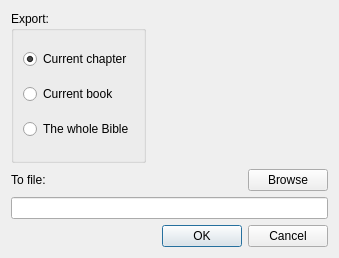
The window that exportDialog.ui (vanyog/ReadTheBible5) describes before a commit, drawn with Qt 5.
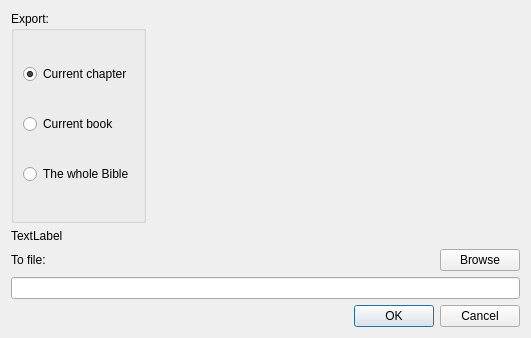
The same window after the commit.

```diff
--- a/exportDialog.ui
+++ b/exportDialog.ui
@@ -1,22 +1,42 @@
 <ui version="4.0" >
  <class>Dialog</class>
- <widget class="QDialog" name="Dialog" >
-  <property name="geometry" >
+ <widget class="QDialog" name="Dialog">
+  <property name="geometry">
    <rect>
     <x>0</x>
     <y>0</y>
-    <width>339</width>
-    <height>258</height>
+    <width>531</width>
+    <height>338</height>
    </rect>
   </property>
   <property name="windowTitle" >
    <string>Export as .html file</string>
   </property>
-  <layout class="QGridLayout" name="gridLayout" >
-   <item row="0" column="0" colspan="3" >
-    <widget class="QGroupBox" name="groupBox" >
-     <property name="sizePolicy" >
-      <sizepolicy vsizetype="Preferred" hsizetype="Fixed" >
+  <layout class="QGridLayout" name="gridLayout">
+   <item row="5" column="0" colspan="3">
+    <widget class="QDialogButtonBox" name="buttonBox">
+     <property name="orientation">
+      <enum>Qt::Orientation::Horizontal</enum>
+     </property>
+     <property name="standardButtons">
+      <set>QDialogButtonBox::StandardButton::Cancel|QDialogButtonBox::StandardButton::Ok</set>
+     </property>
+     <property name="centerButtons">
+      <bool>false</bool>
+     </property>
+    </widget>
+   </item>
+   <item row="2" column="0">
+    <widget class="QLabel" name="label">
+     <property name="text">
+      <string>To file:</string>
+     </property>
+    </widget>
+   </item>
+   <item row="0" column="0" colspan="3">
+    <widget class="QGroupBox" name="groupBox">
+     <property name="sizePolicy">
+      <sizepolicy hsizetype="Fixed" vsizetype="Preferred">
        <horstretch>0</horstretch>
        <verstretch>0</verstretch>
       </sizepolicy>
@@ -52,33 +72,10 @@
      </layout>
     </widget>
    </item>
-   <item row="1" column="0" >
-    <widget class="QLabel" name="label" >
-     <property name="text" >
-      <string>To file:</string>
-     </property>
-    </widget>
-   </item>
-   <item row="2" column="0" colspan="3" >
-    <widget class="QLineEdit" name="lineEdit" />
-   </item>
-   <item row="3" column="0" colspan="3" >
-    <widget class="QDialogButtonBox" name="buttonBox" >
-     <property name="orientation" >
-      <enum>Qt::Horizontal</enum>
-     </property>
-     <property name="standardButtons" >
-      <set>QDialogButtonBox::Cancel|QDialogButtonBox::Ok</set>
-     </property>
-     <property name="centerButtons" >
-      <bool>false</bool>
-     </property>
-    </widget>
-   </item>
-   <item row="1" column="2" >
-    <widget class="QPushButton" name="pushButton" >
-     <property name="sizePolicy" >
-      <sizepolicy vsizetype="Fixed" hsizetype="Fixed" >
+   <item row="2" column="2">
+    <widget class="QPushButton" name="pushButton">
+     <property name="sizePolicy">
+      <sizepolicy hsizetype="Fixed" vsizetype="Fixed">
        <horstretch>0</horstretch>
        <verstretch>0</verstretch>
       </sizepolicy>
@@ -88,6 +85,31 @@
      </property>
     </widget>
    </item>
+   <item row="4" column="0" colspan="3">
+    <widget class="QLineEdit" name="lineEdit"/>
+   </item>
+   <item row="1" column="0">
+    <widget class="QLabel" name="label_2">
+     <property name="sizePolicy">
+      <sizepolicy hsizetype="Expanding" vsizetype="Maximum">
+       <horstretch>0</horstretch>
+       <verstretch>0</verstretch>
+      </sizepolicy>
+     </property>
+     <property name="sizeIncrement">
+      <size>
+       <width>0</width>
+       <height>0</height>
+      </size>
+     </property>
+     <property name="text">
+      <string>TextLabel</string>
+     </property>
+     <property name="wordWrap">
+      <bool>true</bool>
+     </property>
+    </widget>
+   </item>
   </layout>
  </widget>
  <resources/>
```
Left out of the diff: 33 changed lines with no effect on the pictures.
